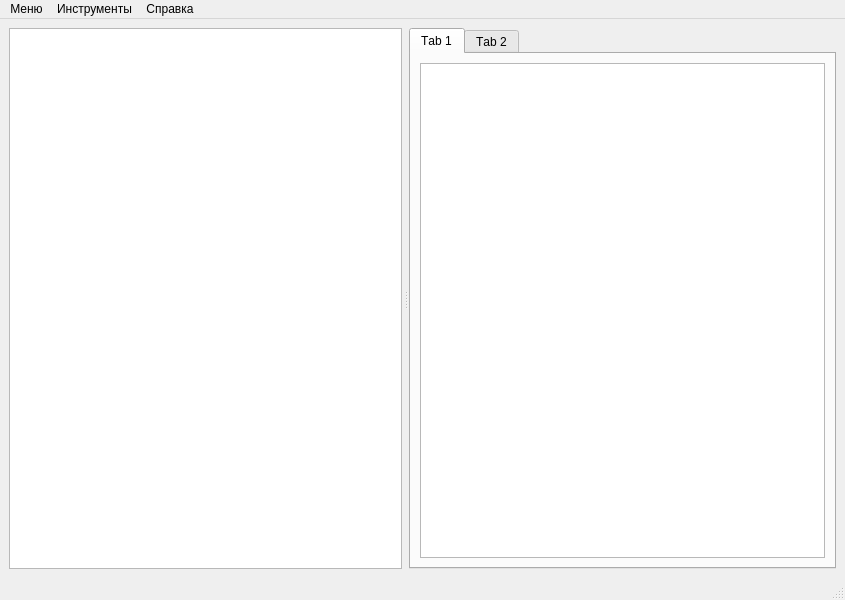
First picture: the form in MainWindow.ui, repository mrEscow/GB_QT, before the edit.
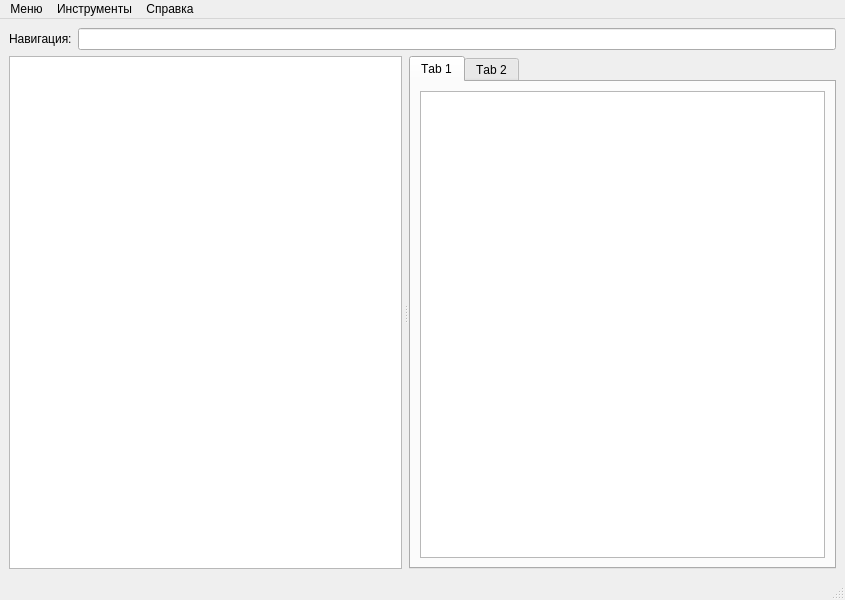
Second picture: the form after the edit.

Commit message: Added metod listViewDoubleClicked

Diff of the .ui file:
```diff
--- a/MainWindow.ui
+++ b/MainWindow.ui
@@ -14,7 +14,33 @@
    <string>MainWindow</string>
   </property>
   <widget class="QWidget" name="centralwidget">
-   <layout class="QHBoxLayout" name="horizontalLayout">
+   <property name="sizePolicy">
+    <sizepolicy hsizetype="Preferred" vsizetype="Preferred">
+     <horstretch>0</horstretch>
+     <verstretch>0</verstretch>
+    </sizepolicy>
+   </property>
+   <layout class="QVBoxLayout" name="verticalLayout_2" stretch="0,1">
+    <property name="sizeConstraint">
+     <enum>QLayout::SetDefaultConstraint</enum>
+    </property>
+    <item>
+     <layout class="QHBoxLayout" name="horizontalLayout">
+      <property name="sizeConstraint">
+       <enum>QLayout::SetDefaultConstraint</enum>
+      </property>
+      <item>
+       <widget class="QLabel" name="LabelNavigation">
+        <property name="text">
+         <string>Навигация:</string>
+        </property>
+       </widget>
+      </item>
+      <item>
+       <widget class="QLineEdit" name="lineEditNavigation"/>
+      </item>
+     </layout>
+    </item>
     <item>
      <widget class="QSplitter" name="splitter">
       <property name="sizeIncrement">
@@ -46,7 +72,7 @@
       <property name="childrenCollapsible">
        <bool>false</bool>
       </property>
-      <widget class="QTreeView" name="treeView"/>
+      <widget class="QListView" name="listView"/>
       <widget class="QTabWidget" name="tabWidget">
        <property name="currentIndex">
         <number>0</number>
```
The commit also changes 2 other files.
